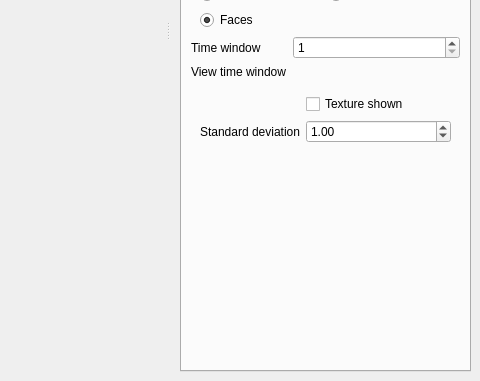
Before: the Qt Designer form MainWindow.ui in danlipsa/foamvis, drawn with Qt 5; both pictures show x 641 to 1121 and y 322 to 703 of the 1121 by 703 pixel window.
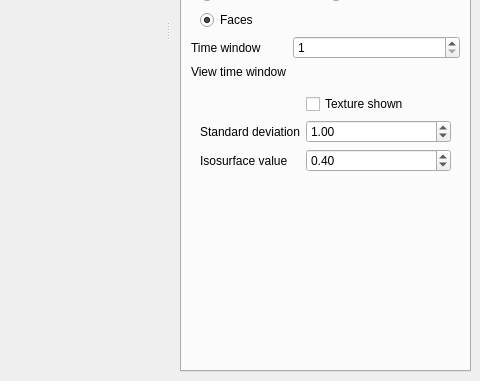
After: the same form once the commit is applied. The open tabs and pages were chosen to show the change. Custom widgets are drawn as their Qt base class.

```diff
--- a/MainWindow.ui
+++ b/MainWindow.ui
@@ -1887,6 +1887,26 @@
                </property>
               </widget>
              </item>
+             <item row="2" column="0">
+              <widget class="QLabel" name="label_38">
+               <property name="text">
+                <string>Isosurface value</string>
+               </property>
+              </widget>
+             </item>
+             <item row="2" column="1">
+              <widget class="QDoubleSpinBox" name="doubleSpinBoxT1KDEIsosurfaceValue">
+               <property name="maximum">
+                <double>1.000000000000000</double>
+               </property>
+               <property name="singleStep">
+                <double>0.200000000000000</double>
+               </property>
+               <property name="value">
+                <double>0.400000000000000</double>
+               </property>
+              </widget>
+             </item>
             </layout>
            </widget>
           </widget>
```
Left out of the diff: 367 changed lines with no effect on the pictures.
